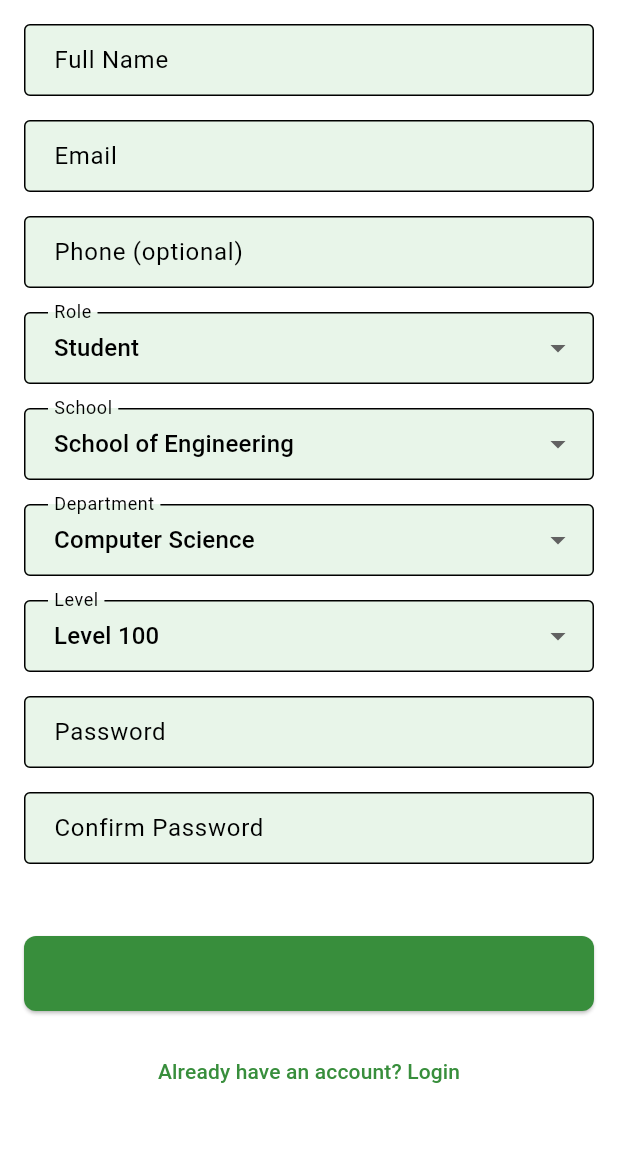
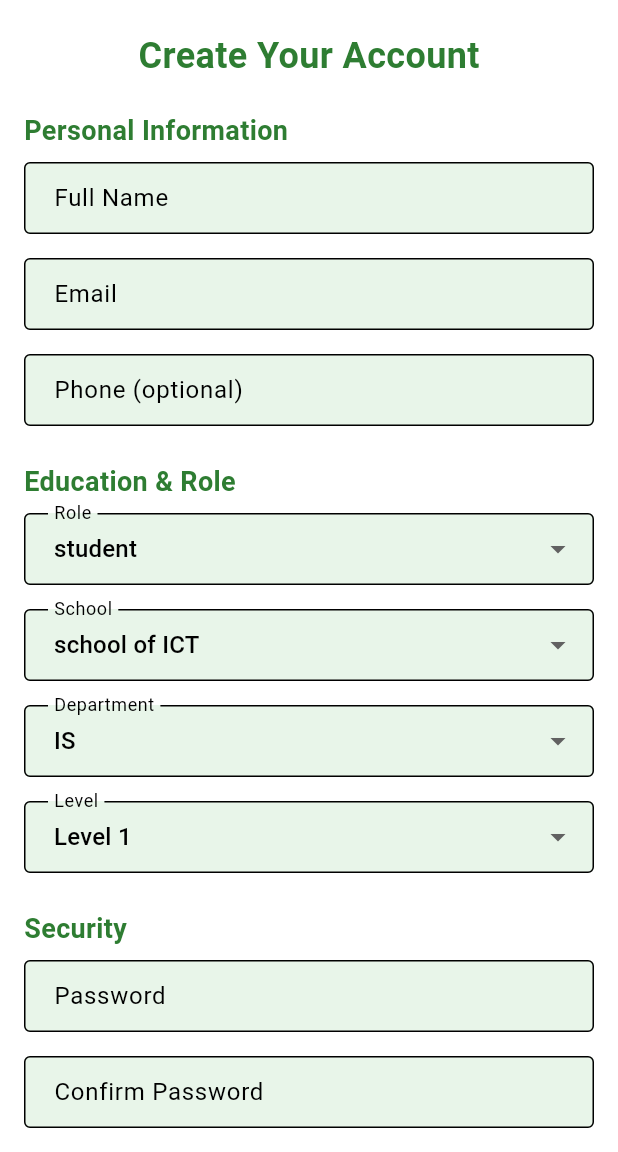
Before and after one commit to Zeden12/myStudymate, a Flutter app: the RegisterScreen screen opened directly, on a phone screen of 412 x 824 dp, the part 84-1236 px from its top. Run offline on Flutter 3.47's test engine with Material 3 defaults, Android fonts, the light colour scheme and no system bars; our stand-ins replace sqflite; accounts and stored records are empty.

Commit message:
added styles

```diff
--- a/lib/screens/add_edit_task_screen.dart
+++ b/lib/screens/add_edit_task_screen.dart
@@ -45,9 +45,9 @@ class _AddEditTaskScreenState extends State<AddEditTaskScreen> {
   bool _isLoading = false;
 
   // Dropdown options
-  final List<String> _schools = ['School of Engineering', 'School of Medicine', 'School of Arts'];
-  final List<String> _departments = ['Computer Science', 'Electrical Engineering', 'Mechanical Engineering'];
-  final List<String> _levels = ['100', '200', '300', '400'];
+  final List<String> _schools = ['school of ICT','School of Engineering', 'School of science', 'School of Mining & Geology', 'School of Architecture'];
+  final List<String> _departments = ['IS','CS', 'IT', 'CSE', 'SE', 'CE', 'EE', 'ME', 'AE', 'CEG', 'CIVIL', 'ARCHITECTURE'];
+  final List<String> _levels = ['1', '2', '3', '4'];
 
   @override
   void initState() {
--- a/lib/screens/auth/register_screen.dart
+++ b/lib/screens/auth/register_screen.dart
@@ -3,7 +3,6 @@ import 'package:mystudymate/db/helpers/user_helper.dart';
 import 'package:mystudymate/db/database.dart';
 import 'package:mystudymate/models/user_model.dart';
 import 'package:mystudymate/screens/auth/login_screen.dart';
-import 'package:mystudymate/screens/home_screen.dart';
 
 class RegisterScreen extends StatefulWidget {
   const RegisterScreen({Key? key}) : super(key: key);
@@ -22,14 +21,15 @@ class _RegisterScreenState extends State<RegisterScreen> {
   final _levelController = TextEditingController();
   final _passwordController = TextEditingController();
   final _confirmPasswordController = TextEditingController();
+
   final _dbHelper = DatabaseHelper.instance;
   late UserHelper _userHelper;
   String _selectedRole = 'student';
   bool _isLoading = false;
 
-  final List<String> _schools = ['School of Engineering', 'School of Medicine', 'School of Arts'];
-  final List<String> _departments = ['Computer Science', 'Electrical Engineering', 'Mechanical Engineering'];
-  final List<String> _levels = ['100', '200', '300', '400'];
+  final List<String> _schools = ['school of ICT','School of Engineering', 'School of science', 'School of Mining & Geology', 'School of Architecture'];
+  final List<String> _departments = ['IS','CS', 'IT', 'CSE', 'SE', 'CE', 'EE', 'ME', 'AE', 'CEG', 'CIVIL', 'ARCHITECTURE'];
+  final List<String> _levels = ['1', '2', '3', '4'];
 
   @override
   void initState() {
@@ -44,208 +44,94 @@ class _RegisterScreenState extends State<RegisterScreen> {
       appBar: AppBar(
         title: const Text('StudyMate Pro - Register'),
         backgroundColor: Colors.green[700],
-        elevation: 0,
       ),
-      body: SingleChildScrollView(
-        child: Padding(
-          padding: const EdgeInsets.all(16.0),
+      body: SafeArea(
+        child: SingleChildScrollView(
+          padding: const EdgeInsets.symmetric(horizontal: 16, vertical: 20),
           child: Form(
             key: _formKey,
             child: Column(
+              crossAxisAlignment: CrossAxisAlignment.start,
               children: [
-                TextFormField(
-                  controller: _fullNameController,
-                  decoration: InputDecoration(
-                    labelText: 'Full Name',
-                    border: OutlineInputBorder(),
-                    filled: true,
-                    fillColor: Colors.green[50],
+                Center(
+                  child: Text(
+                    'Create Your Account',
+                    style: TextStyle(fontSize: 24, fontWeight: FontWeight.bold, color: Colors.green[800]),
                   ),
-                  validator: (value) {
-                    if (value == null || value.isEmpty) {
-                      return 'Please enter your full name';
-                    }
-                    return null;
-                  },
                 ),
-                SizedBox(height: 16),
-                TextFormField(
-                  controller: _emailController,
-                  decoration: InputDecoration(
-                    labelText: 'Email',
-                    border: OutlineInputBorder(),
-                    filled: true,
-                    fillColor: Colors.green[50],
-                  ),
-                  keyboardType: TextInputType.emailAddress,
-                  validator: (value) {
-                    if (value == null || value.isEmpty) {
-                      return 'Please enter your email';
-                    }
-                    if (!value.contains('@')) {
-                      return 'Please enter a valid email';
-                    }
-                    return null;
-                  },
-                ),
-                SizedBox(height: 16),
-                TextFormField(
-                  controller: _phoneController,
-                  decoration: InputDecoration(
-                    labelText: 'Phone (optional)',
-                    border: OutlineInputBorder(),
-                    filled: true,
-                    fillColor: Colors.green[50],
-                  ),
-                  keyboardType: TextInputType.phone,
-                ),
-                SizedBox(height: 16),
-                DropdownButtonFormField<String>(
+                const SizedBox(height: 20),
+                _buildSectionHeader('Personal Information'),
+                _buildTextField(_fullNameController, 'Full Name', validator: _requiredValidator),
+                const SizedBox(height: 16),
+                _buildTextField(_emailController, 'Email', keyboardType: TextInputType.emailAddress, validator: _emailValidator),
+                const SizedBox(height: 16),
+                _buildTextField(_phoneController, 'Phone (optional)', keyboardType: TextInputType.phone),
+
+                const SizedBox(height: 24),
+                _buildSectionHeader('Education & Role'),
+                _buildDropdownField(
+                  label: 'Role',
                   value: _selectedRole,
-                  items: const [
-                    DropdownMenuItem(
-                      value: 'student',
-                      child: Text('Student'),
-                    ),
-                    DropdownMenuItem(
-                      value: 'lecturer',
-                      child: Text('Lecturer'),
-                    ),
-                  ],
-                  decoration: InputDecoration(
-                    labelText: 'Role',
-                    border: OutlineInputBorder(),
-                    filled: true,
-                    fillColor: Colors.green[50],
-                  ),
+                  items: ['student', 'lecturer'],
                   onChanged: (value) => setState(() => _selectedRole = value!),
                 ),
-                SizedBox(height: 16),
-                DropdownButtonFormField<String>(
+                const SizedBox(height: 16),
+                _buildDropdownField(
+                  label: 'School',
                   value: _schools.first,
-                  items: _schools.map((school) {
-                    return DropdownMenuItem(
-                      value: school,
-                      child: Text(school),
-                    );
-                  }).toList(),
-                  decoration: InputDecoration(
-                    labelText: 'School',
-                    border: OutlineInputBorder(),
-                    filled: true,
-                    fillColor: Colors.green[50],
-                  ),
+                  items: _schools,
                   onChanged: (value) => _schoolController.text = value!,
                 ),
-                SizedBox(height: 16),
-                DropdownButtonFormField<String>(
+                const SizedBox(height: 16),
+                _buildDropdownField(
+                  label: 'Department',
                   value: _departments.first,
-                  items: _departments.map((dept) {
-                    return DropdownMenuItem(
-                      value: dept,
-                      child: Text(dept),
-                    );
-                  }).toList(),
-                  decoration: InputDecoration(
-                    labelText: 'Department',
-                    border: OutlineInputBorder(),
-                    filled: true,
-                    fillColor: Colors.green[50],
-                  ),
+                  items: _departments,
                   onChanged: (value) => _departmentController.text = value!,
                 ),
-                SizedBox(height: 16),
+                const SizedBox(height: 16),
                 if (_selectedRole == 'student')
-                  DropdownButtonFormField<String>(
+                  _buildDropdownField(
+                    label: 'Level',
                     value: _levels.first,
-                    items: _levels.map((level) {
-                      return DropdownMenuItem(
-                        value: level,
-                        child: Text('Level $level'),
-                      );
-                    }).toList(),
-                    decoration: InputDecoration(
-                      labelText: 'Level',
-                      border: OutlineInputBorder(),
-                      filled: true,
-                      fillColor: Colors.green[50],
+                    items: _levels,
+                    onChanged: (value) => _levelController.text = value!,
+                    itemLabelBuilder: (val) => 'Level $val',
                   ),
-                    onChanged: (value) => _levelController.text = value!,
-                  ),
-                SizedBox(height: 16),
-                TextFormField(
-                  controller: _passwordController,
-                  decoration: InputDecoration(
-                    labelText: 'Password',
-                    border: OutlineInputBorder(),
-                    filled: true,
-                    fillColor: Colors.green[50],
-                  ),
-                  obscureText: true,
-                  validator: (value) {
-                    if (value == null || value.isEmpty) {
-                      return 'Please enter a password';
-                    }
-                    if (value.length < 6) {
-                      return 'Password must be at least 6 characters';
-                    }
-                    return null;
-                  },
-                ),
-                SizedBox(height: 16),
-                TextFormField(
-                  controller: _confirmPasswordController,
-                  decoration: InputDecoration(
-                    labelText: 'Confirm Password',
-                    border: OutlineInputBorder(),
-                    filled: true,
-                    fillColor: Colors.green[50],
-                  ),
-                  obscureText: true,
-                  validator: (value) {
-                    if (value == null || value.isEmpty) {
-                      return 'Please confirm your password';
-                    }
-                    if (value != _passwordController.text) {
-                      return 'Passwords do not match';
-                    }
-                    return null;
-                  },
-                ),
-                SizedBox(height: 24),
+
+                const SizedBox(height: 24),
+                _buildSectionHeader('Security'),
+                _buildTextField(_passwordController, 'Password', obscureText: true, validator: _passwordValidator),
+                const SizedBox(height: 16),
+                _buildTextField(_confirmPasswordController, 'Confirm Password', obscureText: true, validator: _confirmPasswordValidator),
+
+                const SizedBox(height: 32),
                 _isLoading
-                    ? CircularProgressIndicator()
-                    : SizedBox(height: 24),
-_isLoading
-    ? CircularProgressIndicator()
+                    ? const Center(child: CircularProgressIndicator())
                     : SizedBox(
                         width: double.infinity,
                         height: 50,
                         child: ElevatedButton(
                           style: ElevatedButton.styleFrom(
-            backgroundColor: Colors.green[700],  // Fixed color value
+                            backgroundColor: Colors.green[700],
                             shape: RoundedRectangleBorder(
                               borderRadius: BorderRadius.circular(8),
                             ),
                           ),
                           onPressed: _register,
-          child: Text(
-            'Register',
-            style: TextStyle(fontSize: 18),
+                          child: const Text('Register', style: TextStyle(fontSize: 18)),
                         ),
                       ),
-      ),
-SizedBox(height: 16),
-                TextButton(
+                const SizedBox(height: 16),
+                Center(
+                  child: TextButton(
                     onPressed: () {
                       Navigator.pushReplacement(
                         context,
                         MaterialPageRoute(builder: (context) => const LoginScreen()),
                       );
                     },
-                  child: Text(
-                    'Already have an account? Login',
-                    style: TextStyle(color: Colors.green[700]),
+                    child: Text('Already have an account? Login', style: TextStyle(color: Colors.green[700])),
                   ),
                 ),
               ],
@@ -254,6 +140,84 @@ SizedBox(height: 16),
         ),
       ),
     );
+  }
+
+  Widget _buildSectionHeader(String title) {
+    return Padding(
+      padding: const EdgeInsets.only(bottom: 8),
+      child: Text(
+        title,
+        style: TextStyle(fontSize: 18, fontWeight: FontWeight.w600, color: Colors.green[800]),
+      ),
+    );
+  }
+
+  Widget _buildTextField(
+    TextEditingController controller,
+    String label, {
+    TextInputType keyboardType = TextInputType.text,
+    bool obscureText = false,
+    String? Function(String?)? validator,
+  }) {
+    return TextFormField(
+      controller: controller,
+      keyboardType: keyboardType,
+      obscureText: obscureText,
+      decoration: InputDecoration(
+        labelText: label,
+        filled: true,
+        fillColor: Colors.green[50],
+        border: const OutlineInputBorder(),
+      ),
+      validator: validator,
+    );
+  }
+
+  Widget _buildDropdownField({
+    required String label,
+    required String value,
+    required List<String> items,
+    required void Function(String?) onChanged,
+    String Function(String)? itemLabelBuilder,
+  }) {
+    return DropdownButtonFormField<String>(
+      value: value,
+      items: items.map((item) {
+        return DropdownMenuItem<String>(
+          value: item,
+          child: Text(itemLabelBuilder?.call(item) ?? item),
+        );
+      }).toList(),
+      onChanged: onChanged,
+      decoration: InputDecoration(
+        labelText: label,
+        filled: true,
+        fillColor: Colors.green[50],
+        border: const OutlineInputBorder(),
+      ),
+    );
+  }
+
+  String? _requiredValidator(String? value) {
+    return (value == null || value.isEmpty) ? 'This field is required' : null;
+  }
+
+  String? _emailValidator(String? value) {
+    if (value == null || value.isEmpty) return 'Please enter your email';
+    if (!value.contains('@')) return 'Please enter a valid email';
+    return null;
+  }
+
+  String? _passwordValidator(String? value) {
+    if (value == null || value.isEmpty) return 'Please enter a password';
+    if (value.length < 6) return 'Password must be at least 6 characters';
+    return null;
+  }
+
+  String? _confirmPasswordValidator(String? value) {
+    if (value == null || value.isEmpty) return 'Please confirm your password';
+    if (value != _passwordController.text) return 'Passwords do not match';
+    return null;
   }
 
   Future<void> _register() async {
@@ -274,7 +238,7 @@ SizedBox(height: 16),
       final existingUser = await _userHelper.getUserByEmail(user.email);
       if (existingUser != null) {
         ScaffoldMessenger.of(context).showSnackBar(
-          SnackBar(
+          const SnackBar(
             content: Text('Email already registered'),
             backgroundColor: Colors.red,
           ),
@@ -286,7 +250,7 @@ SizedBox(height: 16),
       await _userHelper.insertUser(user);
 
       ScaffoldMessenger.of(context).showSnackBar(
-        SnackBar(
+        const SnackBar(
           content: Text('Registration successful! Please login'),
           backgroundColor: Colors.green,
         ),
```
Also changed, not shown: lib/screens/auth/login_screen.dart (+104 -43 lines), lib/screens/home_screen.dart (+144 -96 lines), lib/theme/app_styles.dart (added, +31 -0 lines). Lines whose indentation alone changed are shown as unchanged.
